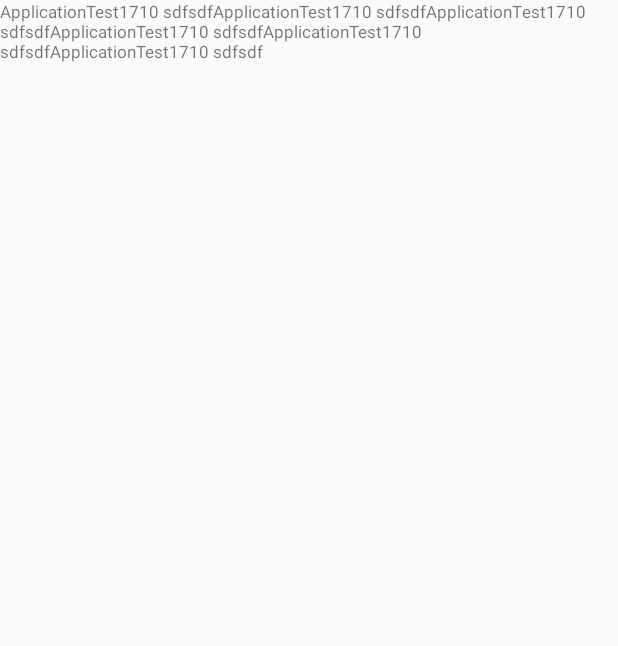
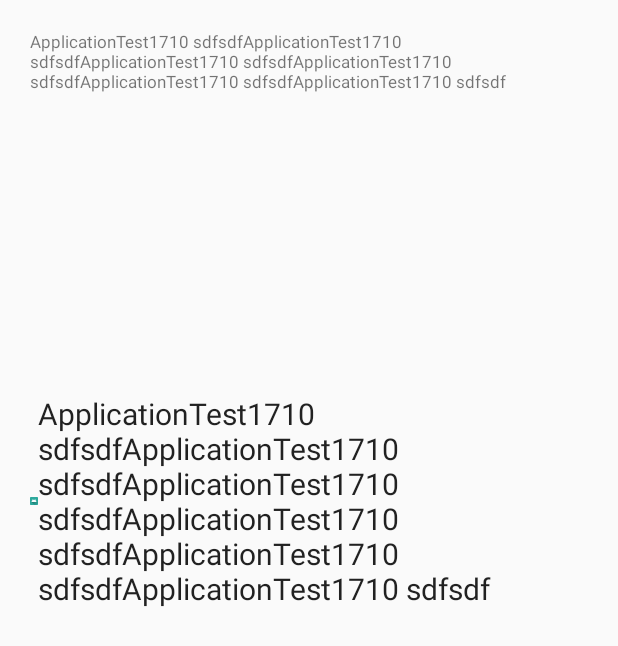
Before and after one commit to fallwater/AnroidTest20171212, an Android app: the layout fragment_test01.xml on its own in the app's theme, with its tools: preview values and no code run, on a phone screen of 412 x 824 dp. Shown: the top 646 px of the screen. Run offline under Robolectric (Android 15) with nearby library versions, the phone set to English and light mode, and no system bars.

Commit message:
1.添加TextViewDrawable

```diff
--- a/app/src/main/java/com/fallwater/applicationtest1710/activity/Activity02.java
+++ b/app/src/main/java/com/fallwater/applicationtest1710/activity/Activity02.java
@@ -27,6 +27,11 @@ public class Activity02 extends BaseActivity {
 //        addBRVAHFragment();
 
         addTestFragment();
+
+    }
+
+    @Override
+    protected void initView(Bundle savedInstanceState) {
 
     }
 
--- a/app/src/main/java/com/fallwater/applicationtest1710/fragment/TestFragment01.java
+++ b/app/src/main/java/com/fallwater/applicationtest1710/fragment/TestFragment01.java
@@ -3,7 +3,6 @@ package com.fallwater.applicationtest1710.fragment;
 import com.fallwater.applicationtest1710.R;
 import com.fallwater.applicationtest1710.define.CenteredImageSpan;
 
-import android.graphics.drawable.Drawable;
 import android.os.Bundle;
 import android.text.Spannable;
 import android.text.SpannableString;
@@ -31,7 +30,7 @@ public class TestFragment01 extends BaseFragment {
     @Override
     protected void initView(View rootView, Bundle savedInstanceState) {
 
-        initTextView();
+//        initTextView();
 
 
     }
@@ -42,7 +41,7 @@ public class TestFragment01 extends BaseFragment {
 //                drawable.getIntrinsicHeight());
         SpannableString spannable = new SpannableString(mTextView.getText()
                 .toString() + "[smile]");
-        ImageSpan span = new CenteredImageSpan(getContext(),R.drawable.ic_agree);
+        ImageSpan span = new CenteredImageSpan(getContext(), R.drawable.ic_agree);
         spannable.setSpan(span, 0,
                 1,
                 Spannable.SPAN_INCLUSIVE_EXCLUSIVE);
--- /dev/null
+++ b/app/src/main/java/com/fallwater/applicationtest1710/view/TextViewDrawable.java
@@ -0,0 +1,122 @@
+package com.fallwater.applicationtest1710.view;
+
+import com.fallwater.applicationtest1710.R;
+
+import android.content.Context;
+import android.content.res.TypedArray;
+import android.graphics.Canvas;
+import android.graphics.drawable.Drawable;
+import android.support.annotation.Nullable;
+import android.support.v7.widget.AppCompatTextView;
+import android.util.AttributeSet;
+import android.util.Log;
+
+/**
+ * Created by Fallwater潘建波 on 2018/03/08.
+ * github:https://github.com/ithedan/TextViewDrawable
+ */
+
+public class TextViewDrawable extends AppCompatTextView {
+
+    private int drawableLeftWidth, drawableTopWidth, drawableRightWidth, drawableBottomWidth;
+
+    private int drawableLeftHeight, drawableTopHeight, drawableRightHeight, drawableBottomHeight;
+
+    private boolean isAliganCenter = true;
+
+    private boolean isDwMath_content = false;
+
+    private int mWidth, mHeight;
+
+    public TextViewDrawable(Context context) {
+        this(context, null);
+    }
+
+    public TextViewDrawable(Context context, @Nullable AttributeSet attrs) {
+        this(context, attrs, 0);
+    }
+
+    public TextViewDrawable(Context context, @Nullable AttributeSet attrs, int defStyleAttr) {
+        super(context, attrs, defStyleAttr);
+        initView(context, attrs, defStyleAttr);
+    }
+
+    private void initView(Context context, AttributeSet attrs, int defStyleAttr) {
+        TypedArray typedArray = context.obtainStyledAttributes(attrs, R.styleable.TextViewDrawable);
+        drawableLeftWidth = typedArray.getDimensionPixelSize(R.styleable.TextViewDrawable_drawableLeftWidth, 0);
+        drawableTopWidth = typedArray.getDimensionPixelSize(R.styleable.TextViewDrawable_drawableTopWidth, 0);
+        drawableRightWidth = typedArray.getDimensionPixelSize(R.styleable.TextViewDrawable_drawableRightWidth, 0);
+        drawableBottomWidth = typedArray.getDimensionPixelSize(R.styleable.TextViewDrawable_drawableBottomWidth, 0);
+        drawableLeftHeight = typedArray.getDimensionPixelSize(R.styleable.TextViewDrawable_drawableLeftHeight, 0);
+        drawableTopHeight = typedArray.getDimensionPixelSize(R.styleable.TextViewDrawable_drawableTopHeight, 0);
+        drawableRightHeight = typedArray.getDimensionPixelSize(R.styleable.TextViewDrawable_drawableRightHeight, 0);
+        drawableBottomHeight = typedArray.getDimensionPixelSize(R.styleable.TextViewDrawable_drawableBottomHeight, 0);
+        isAliganCenter = typedArray.getBoolean(R.styleable.TextViewDrawable_isAliganCenter, true);
+        typedArray.recycle();
+    }
+
+    @Override
+    protected void onDraw(Canvas canvas) {
+        super.onDraw(canvas);
+    }
+
+    @Override
+    protected void onSizeChanged(int w, int h, int oldw, int oldh) {
+        super.onSizeChanged(w, h, oldw, oldh);
+        mWidth = w;
+        mHeight = h;
+        Drawable[] drawables = getCompoundDrawables();
+        Drawable drawableLeft = drawables[0];
+        Drawable drawableTop = drawables[1];
+        Drawable drawableRight = drawables[2];
+        Drawable drawableBottom = drawables[3];
+        if (drawableLeft != null) {
+            setDrawable(drawableLeft, 0, drawableLeftWidth, drawableLeftHeight);
+        }
+        if (drawableTop != null) {
+            setDrawable(drawableTop, 1, drawableTopWidth, drawableTopHeight);
+        }
+        if (drawableRight != null) {
+            setDrawable(drawableRight, 2, drawableRightWidth, drawableRightHeight);
+        }
+        if (drawableBottom != null) {
+            setDrawable(drawableBottom, 3, drawableBottomWidth, drawableBottomHeight);
+        }
+        this.setCompoundDrawables(drawableLeft, drawableTop, drawableRight, drawableBottom);
+    }
+
+    private void setDrawable(Drawable drawable, int tag, int drawableWidth, int drawableHeight) {
+        //获取图片实际长宽
+        int width = drawableWidth == 0 ? drawable.getIntrinsicWidth() : drawableWidth;
+        int height = drawableHeight == 0 ? drawable.getIntrinsicHeight() : drawableHeight;
+        int left = 0, top = 0, right = 0, bottom = 0;
+        switch (tag) {
+            case 0:
+            case 2:
+                left = 0;
+                top = isAliganCenter ? 0 : -getLineCount() * getLineHeight() / 2 + getLineHeight() / 2;
+                right = width;
+                bottom = top + height;
+                break;
+            case 1:
+            case 3:
+                left = isAliganCenter ? 0 : -mWidth / 2 + width / 2;
+                top = 0;
+                right = left + width;
+                bottom = top + height;
+                break;
+            default:
+                break;
+        }
+
+        Log.d("fallwater",
+                "tag:" + tag + "\n" + "left:" + left + "top:" + top + ",right:" + right + ",bottom:" + bottom);
+        /**
+         * 这里的SetBounds中对应的坐标是drawble自己的坐标，需要把根据自己的原来坐标来偏移
+         */
+        drawable.setBounds(left, top, right, bottom);
+        Log.d("fallwater",
+                "tag:" + tag + "\n" + "textView left:" + getLeft() + "textView top:" + getTop() + ",textView right:"
+                        + getRight() + ",textView bottom:" + getBottom());
+    }
+}
--- a/app/src/main/res/layout/fragment_test01.xml
+++ b/app/src/main/res/layout/fragment_test01.xml
@@ -2,16 +2,34 @@
 
 <LinearLayout
     xmlns:android="http://schemas.android.com/apk/res/android"
+    xmlns:app="http://schemas.android.com/apk/res-auto"
     android:layout_width="match_parent"
     android:layout_height="match_parent"
+    android:padding="20dp"
     android:orientation="vertical">
 
     <TextView
         android:id="@+id/tv_1"
         android:layout_width="match_parent"
+        android:layout_height="wrap_content"
         android:gravity="center|start"
-        android:layout_height="wrap_content"
         android:textSize="11sp"
         android:text="@string/test"/>
 
+    <android.support.v4.widget.Space
+        android:layout_width="match_parent"
+        android:layout_height="200dp"/>
+
+    <com.fallwater.applicationtest1710.view.TextViewDrawable
+        android:id="@+id/tv_2"
+        android:layout_width="match_parent"
+        android:layout_height="wrap_content"
+        android:gravity="center|start"
+        android:drawableStart="@mipmap/ic_launcher"
+        app:drawableLeftWidth="5dp"
+        app:drawableLeftHeight="5dp"
+        app:isAliganCenter="true"
+        android:textSize="20sp"
+        android:text="@string/test"/>
+
 </LinearLayout>
--- a/app/src/main/res/values/attrs.xml
+++ b/app/src/main/res/values/attrs.xml
@@ -19,4 +19,17 @@
         <item name="android:windowFullscreen">false</item>
         <item name="android:windowBackground">@android:color/transparent</item>
     </style>
+
+    <!--圆点开头的TextView-->
+    <declare-styleable name="TextViewDrawable">
+        <attr name="drawableLeftWidth" format="dimension"/>
+        <attr name="drawableTopWidth" format="dimension"/>
+        <attr name="drawableRightWidth" format="dimension"/>
+        <attr name="drawableLeftHeight" format="dimension"/>
+        <attr name="drawableTopHeight" format="dimension"/>
+        <attr name="drawableRightHeight" format="dimension"/>
+        <attr name="drawableBottomHeight" format="dimension"/>
+        <attr name="drawableBottomWidth" format="dimension"/>
+        <attr name="isAliganCenter" format="boolean"/>
+    </declare-styleable>
 </resources>
```
